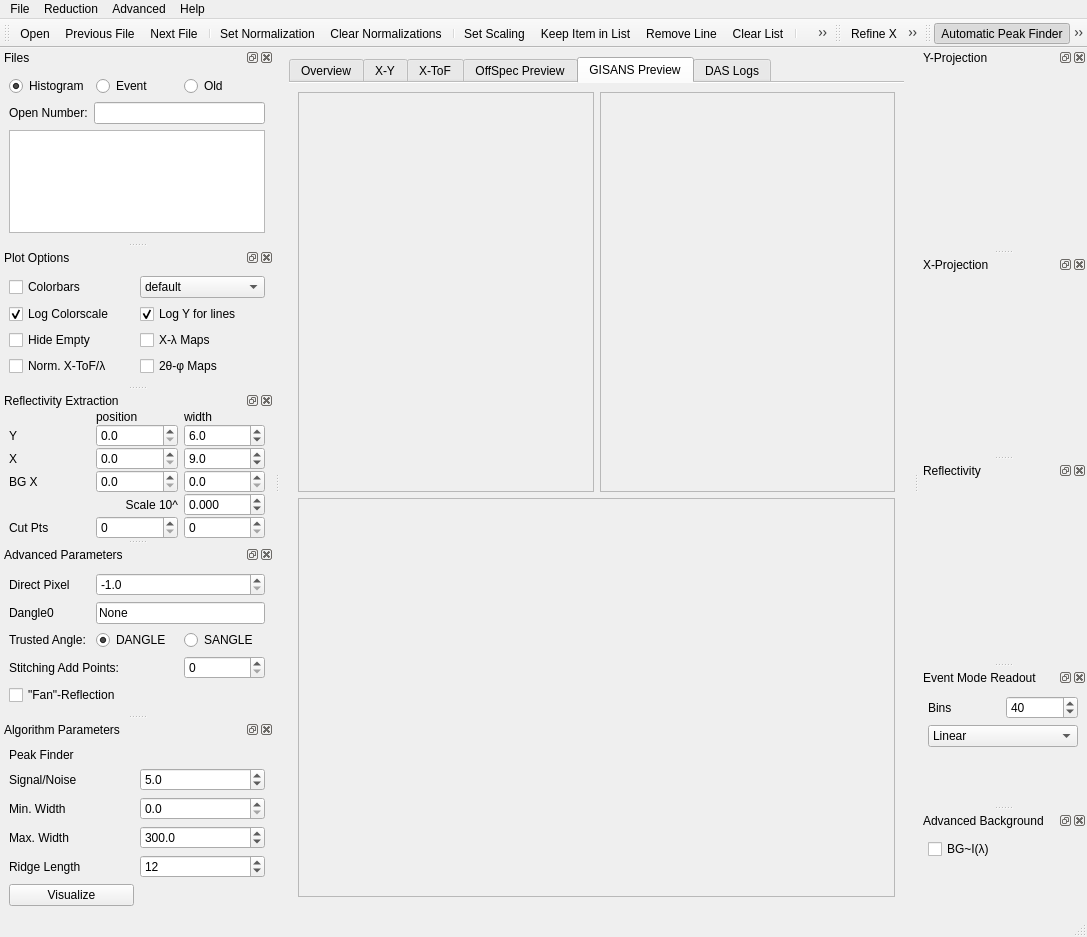
The window that designer/main_window.ui (aglavic/quicknxs) describes before a commit, drawn with Qt 5.
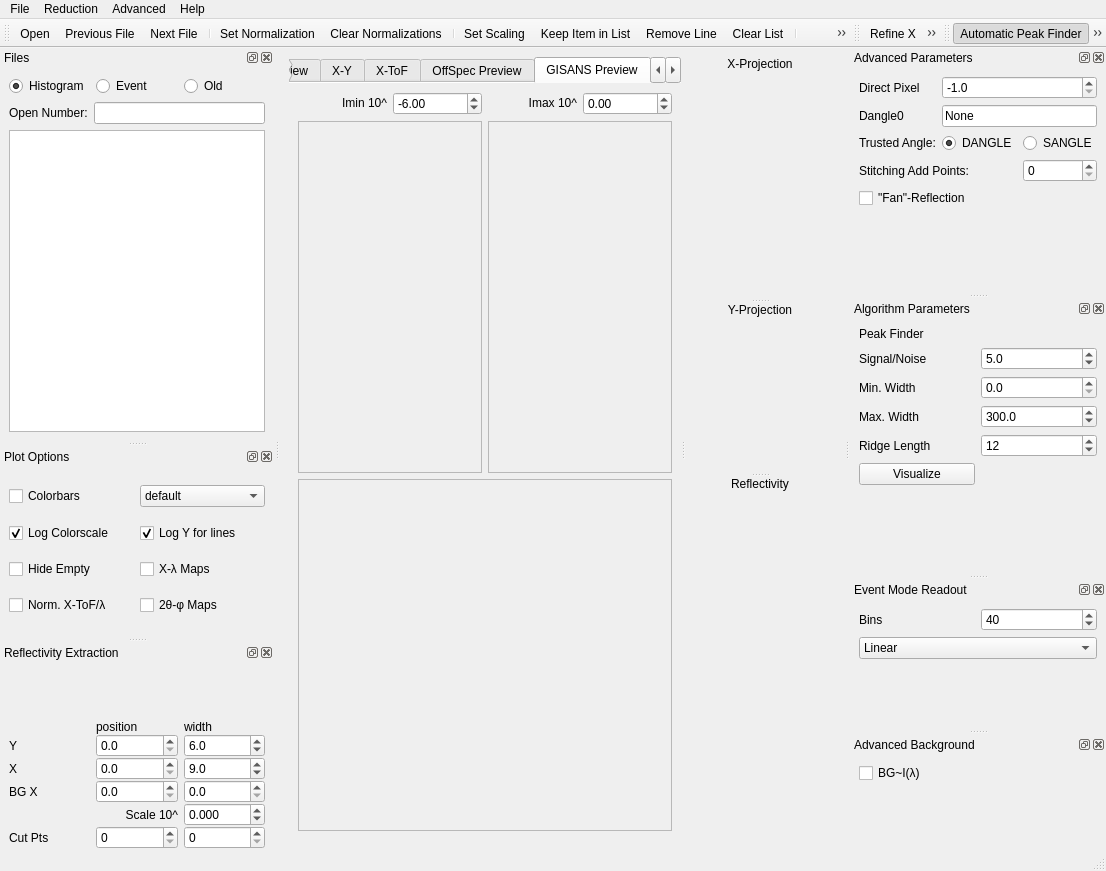
The same window after the commit. The open tabs and pages were chosen to show the change. Icons and pictures are not drawn. Custom widgets are drawn as their Qt base class.

Commit message: -GISANS color scale entry -Right plot fixed in window

The edit to the form file:
```diff
--- a/designer/main_window.ui
+++ b/designer/main_window.ui
@@ -6,8 +6,8 @@
    <rect>
     <x>0</x>
     <y>0</y>
-    <width>1087</width>
-    <height>932</height>
+    <width>1106</width>
+    <height>871</height>
    </rect>
   </property>
   <property name="windowTitle">
@@ -24,9 +24,19 @@
    <set>QMainWindow::AllowNestedDocks|QMainWindow::AllowTabbedDocks</set>
   </property>
   <widget class="QWidget" name="centralwidget">
-   <layout class="QVBoxLayout" name="verticalLayout_2">
+   <layout class="QVBoxLayout" name="verticalLayout_25">
     <item>
+     <widget class="QSplitter" name="mainSplitter">
+      <property name="orientation">
+       <enum>Qt::Horizontal</enum>
+      </property>
      <widget class="QTabWidget" name="plotTab">
+       <property name="sizePolicy">
+        <sizepolicy hsizetype="Expanding" vsizetype="Expanding">
+         <horstretch>2</horstretch>
+         <verstretch>0</verstretch>
+        </sizepolicy>
+       </property>
       <property name="currentIndex">
        <number>0</number>
       </property>
@@ -1094,8 +1104,14 @@
         <string>GISANS Preview</string>
        </attribute>
        <layout class="QGridLayout" name="gridLayout_13">
-        <item row="0" column="0">
+         <item row="1" column="0">
          <widget class="PersistentFrame" name="frame_gisans_pp">
+           <property name="sizePolicy">
+            <sizepolicy hsizetype="Preferred" vsizetype="Preferred">
+             <horstretch>0</horstretch>
+             <verstretch>1</verstretch>
+            </sizepolicy>
+           </property>
           <property name="frameShape">
            <enum>QFrame::StyledPanel</enum>
           </property>
@@ -1116,7 +1132,7 @@
           </layout>
          </widget>
         </item>
-        <item row="0" column="1">
+         <item row="1" column="1">
          <widget class="PersistentFrame" name="frame_gisans_mm">
           <property name="frameShape">
            <enum>QFrame::StyledPanel</enum>
@@ -1127,6 +1143,12 @@
           <layout class="QVBoxLayout" name="verticalLayout_21">
            <item>
             <widget class="MPLWidget" name="gisans_mm" native="true">
+              <property name="sizePolicy">
+               <sizepolicy hsizetype="Preferred" vsizetype="Preferred">
+                <horstretch>0</horstretch>
+                <verstretch>1</verstretch>
+               </sizepolicy>
+              </property>
              <property name="minimumSize">
               <size>
                <width>150</width>
@@ -1138,8 +1160,14 @@
           </layout>
          </widget>
         </item>
-        <item row="1" column="0" colspan="2">
+         <item row="2" column="0" colspan="2">
          <widget class="PersistentFrame" name="frame_gisans_sf">
+           <property name="sizePolicy">
+            <sizepolicy hsizetype="Preferred" vsizetype="Preferred">
+             <horstretch>0</horstretch>
+             <verstretch>1</verstretch>
+            </sizepolicy>
+           </property>
           <property name="frameShape">
            <enum>QFrame::StyledPanel</enum>
           </property>
@@ -1170,6 +1198,71 @@
           </layout>
          </widget>
         </item>
+         <item row="0" column="0" colspan="2">
+          <layout class="QHBoxLayout" name="horizontalLayout_14">
+           <item>
+            <widget class="QLabel" name="label_16">
+             <property name="sizePolicy">
+              <sizepolicy hsizetype="Preferred" vsizetype="Fixed">
+               <horstretch>0</horstretch>
+               <verstretch>0</verstretch>
+              </sizepolicy>
+             </property>
+             <property name="text">
+              <string>Imin 10^</string>
+             </property>
+             <property name="alignment">
+              <set>Qt::AlignRight|Qt::AlignTrailing|Qt::AlignVCenter</set>
+             </property>
+            </widget>
+           </item>
+           <item>
+            <widget class="QDoubleSpinBox" name="gisansImin">
+             <property name="minimum">
+              <double>-20.000000000000000</double>
+             </property>
+             <property name="maximum">
+              <double>2.000000000000000</double>
+             </property>
+             <property name="singleStep">
+              <double>0.250000000000000</double>
+             </property>
+             <property name="value">
+              <double>-6.000000000000000</double>
+             </property>
+            </widget>
+           </item>
+           <item>
+            <widget class="QLabel" name="label_32">
+             <property name="sizePolicy">
+              <sizepolicy hsizetype="Preferred" vsizetype="Fixed">
+               <horstretch>0</horstretch>
+               <verstretch>0</verstretch>
+              </sizepolicy>
+             </property>
+             <property name="text">
+              <string>Imax 10^</string>
+             </property>
+             <property name="alignment">
+              <set>Qt::AlignRight|Qt::AlignTrailing|Qt::AlignVCenter</set>
+             </property>
+            </widget>
+           </item>
+           <item>
+            <widget class="QDoubleSpinBox" name="gisansImax">
+             <property name="minimum">
+              <double>-20.000000000000000</double>
+             </property>
+             <property name="maximum">
+              <double>2.000000000000000</double>
+             </property>
+             <property name="singleStep">
+              <double>0.250000000000000</double>
+             </property>
+            </widget>
+           </item>
+          </layout>
+         </item>
        </layout>
       </widget>
       <widget class="QWidget" name="tab_3">
@@ -1229,6 +1322,144 @@
        </layout>
       </widget>
      </widget>
+      <widget class="QWidget" name="rightPlots" native="true">
+       <property name="sizePolicy">
+        <sizepolicy hsizetype="Expanding" vsizetype="Expanding">
+         <horstretch>1</horstretch>
+         <verstretch>0</verstretch>
+        </sizepolicy>
+       </property>
+       <layout class="QVBoxLayout" name="verticalLayout_2">
+        <item>
+         <widget class="QSplitter" name="plotSplitter">
+          <property name="orientation">
+           <enum>Qt::Vertical</enum>
+          </property>
+          <widget class="QWidget" name="widget_4" native="true">
+           <property name="sizePolicy">
+            <sizepolicy hsizetype="Preferred" vsizetype="Preferred">
+             <horstretch>0</horstretch>
+             <verstretch>2</verstretch>
+            </sizepolicy>
+           </property>
+           <layout class="QVBoxLayout" name="verticalLayout_24">
+            <item>
+             <widget class="QLabel" name="label_35">
+              <property name="sizePolicy">
+               <sizepolicy hsizetype="Preferred" vsizetype="Fixed">
+                <horstretch>0</horstretch>
+                <verstretch>0</verstretch>
+               </sizepolicy>
+              </property>
+              <property name="text">
+               <string>X-Projection</string>
+              </property>
+              <property name="alignment">
+               <set>Qt::AlignCenter</set>
+              </property>
+             </widget>
+            </item>
+            <item>
+             <widget class="MPLWidget" name="x_project" native="true">
+              <property name="sizePolicy">
+               <sizepolicy hsizetype="Preferred" vsizetype="Expanding">
+                <horstretch>0</horstretch>
+                <verstretch>0</verstretch>
+               </sizepolicy>
+              </property>
+              <property name="minimumSize">
+               <size>
+                <width>150</width>
+                <height>150</height>
+               </size>
+              </property>
+             </widget>
+            </item>
+           </layout>
+          </widget>
+          <widget class="QWidget" name="widget_2" native="true">
+           <property name="sizePolicy">
+            <sizepolicy hsizetype="Preferred" vsizetype="Preferred">
+             <horstretch>0</horstretch>
+             <verstretch>1</verstretch>
+            </sizepolicy>
+           </property>
+           <layout class="QVBoxLayout" name="verticalLayout_23">
+            <item>
+             <widget class="QLabel" name="label_34">
+              <property name="sizePolicy">
+               <sizepolicy hsizetype="Preferred" vsizetype="Fixed">
+                <horstretch>0</horstretch>
+                <verstretch>0</verstretch>
+               </sizepolicy>
+              </property>
+              <property name="text">
+               <string>Y-Projection</string>
+              </property>
+              <property name="alignment">
+               <set>Qt::AlignCenter</set>
+              </property>
+             </widget>
+            </item>
+            <item>
+             <widget class="MPLWidget" name="y_project" native="true">
+              <property name="minimumSize">
+               <size>
+                <width>150</width>
+                <height>150</height>
+               </size>
+              </property>
+             </widget>
+            </item>
+           </layout>
+          </widget>
+          <widget class="QWidget" name="widget" native="true">
+           <property name="sizePolicy">
+            <sizepolicy hsizetype="Preferred" vsizetype="Preferred">
+             <horstretch>0</horstretch>
+             <verstretch>3</verstretch>
+            </sizepolicy>
+           </property>
+           <layout class="QVBoxLayout" name="verticalLayout_22">
+            <item>
+             <widget class="QLabel" name="label_33">
+              <property name="sizePolicy">
+               <sizepolicy hsizetype="Preferred" vsizetype="Fixed">
+                <horstretch>0</horstretch>
+                <verstretch>0</verstretch>
+               </sizepolicy>
+              </property>
+              <property name="text">
+               <string>Reflectivity</string>
+              </property>
+              <property name="alignment">
+               <set>Qt::AlignCenter</set>
+              </property>
+             </widget>
+            </item>
+            <item>
+             <widget class="MPLWidget" name="refl" native="true">
+              <property name="sizePolicy">
+               <sizepolicy hsizetype="Preferred" vsizetype="Expanding">
+                <horstretch>0</horstretch>
+                <verstretch>0</verstretch>
+               </sizepolicy>
+              </property>
+              <property name="minimumSize">
+               <size>
+                <width>150</width>
+                <height>150</height>
+               </size>
+              </property>
+             </widget>
+            </item>
+           </layout>
+          </widget>
+         </widget>
+        </item>
+       </layout>
+      </widget>
+     </widget>
     </item>
    </layout>
   </widget>
@@ -1237,7 +1468,7 @@
     <rect>
      <x>0</x>
      <y>0</y>
-     <width>1087</width>
+     <width>1106</width>
      <height>21</height>
     </rect>
    </property>
@@ -1296,12 +1527,6 @@
      <verstretch>1</verstretch>
     </sizepolicy>
    </property>
-   <property name="minimumSize">
-    <size>
-     <width>262</width>
-     <height>194</height>
-    </size>
-   </property>
    <property name="windowTitle">
     <string>Files</string>
    </property>
@@ -1364,7 +1589,7 @@
        <property name="sizePolicy">
         <sizepolicy hsizetype="Expanding" vsizetype="Expanding">
          <horstretch>0</horstretch>
-         <verstretch>1</verstretch>
+         <verstretch>10</verstretch>
         </sizepolicy>
        </property>
       </widget>
@@ -1374,7 +1599,7 @@
   </widget>
   <widget class="QDockWidget" name="dockWidget_2">
    <property name="sizePolicy">
-    <sizepolicy hsizetype="Preferred" vsizetype="Fixed">
+    <sizepolicy hsizetype="Preferred" vsizetype="Minimum">
      <horstretch>0</horstretch>
      <verstretch>0</verstretch>
     </sizepolicy>
@@ -1510,10 +1735,13 @@
        <property name="orientation">
         <enum>Qt::Vertical</enum>
        </property>
+       <property name="sizeType">
+        <enum>QSizePolicy::Preferred</enum>
+       </property>
        <property name="sizeHint" stdset="0">
         <size>
          <width>20</width>
-         <height>40</height>
+         <height>0</height>
         </size>
        </property>
       </spacer>
@@ -1521,85 +1749,13 @@
     </layout>
    </widget>
   </widget>
-  <widget class="QDockWidget" name="dockWidget_3">
-   <property name="windowTitle">
-    <string>Y-Projection</string>
-   </property>
-   <attribute name="dockWidgetArea">
-    <number>2</number>
-   </attribute>
-   <widget class="QWidget" name="dockWidgetContents_3">
-    <layout class="QVBoxLayout" name="verticalLayout_6">
-     <item>
-      <widget class="MPLWidget" name="y_project" native="true">
-       <property name="minimumSize">
-        <size>
-         <width>150</width>
-         <height>150</height>
-        </size>
-       </property>
-      </widget>
-     </item>
-    </layout>
-   </widget>
-  </widget>
-  <widget class="QDockWidget" name="dockWidget_4">
-   <property name="windowTitle">
-    <string>X-Projection</string>
-   </property>
-   <attribute name="dockWidgetArea">
-    <number>2</number>
-   </attribute>
-   <widget class="QWidget" name="dockWidgetContents_5">
-    <layout class="QVBoxLayout" name="verticalLayout_9">
-     <item>
-      <widget class="MPLWidget" name="x_project" native="true">
-       <property name="sizePolicy">
-        <sizepolicy hsizetype="Preferred" vsizetype="Expanding">
-         <horstretch>0</horstretch>
-         <verstretch>0</verstretch>
-        </sizepolicy>
-       </property>
-       <property name="minimumSize">
-        <size>
-         <width>150</width>
-         <height>150</height>
-        </size>
-       </property>
-      </widget>
-     </item>
-    </layout>
-   </widget>
-  </widget>
-  <widget class="QDockWidget" name="dockWidget_5">
-   <property name="windowTitle">
-    <string>Reflectivity</string>
-   </property>
-   <attribute name="dockWidgetArea">
-    <number>2</number>
-   </attribute>
-   <widget class="QWidget" name="dockWidgetContents_6">
-    <layout class="QVBoxLayout" name="verticalLayout_10">
-     <item>
-      <widget class="MPLWidget" name="refl" native="true">
-       <property name="sizePolicy">
-        <sizepolicy hsizetype="Preferred" vsizetype="Expanding">
-         <horstretch>0</horstretch>
-         <verstretch>0</verstretch>
-        </sizepolicy>
-       </property>
-       <property name="minimumSize">
-        <size>
-         <width>150</width>
-         <height>150</height>
-        </size>
-       </property>
-      </widget>
-     </item>
-    </layout>
-   </widget>
-  </widget>
   <widget class="QDockWidget" name="dockWidget_6">
+   <property name="sizePolicy">
+    <sizepolicy hsizetype="Preferred" vsizetype="Minimum">
+     <horstretch>0</horstretch>
+     <verstretch>0</verstretch>
+    </sizepolicy>
+   </property>
    <property name="windowTitle">
     <string>Reflectivity Extraction</string>
    </property>
@@ -1725,10 +1881,13 @@
        <property name="orientation">
         <enum>Qt::Vertical</enum>
        </property>
+       <property name="sizeType">
+        <enum>QSizePolicy::Preferred</enum>
+       </property>
        <property name="sizeHint" stdset="0">
         <size>
          <width>20</width>
-         <height>40</height>
+         <height>0</height>
         </size>
        </property>
       </spacer>
@@ -1867,7 +2026,7 @@
     <string>Advanced Parameters</string>
    </property>
    <attribute name="dockWidgetArea">
-    <number>1</number>
+    <number>2</number>
    </attribute>
    <widget class="QWidget" name="dockWidgetContents_7">
     <layout class="QGridLayout" name="gridLayout_12">
@@ -2020,7 +2179,7 @@
     <string>Algorithm Parameters</string>
    </property>
    <attribute name="dockWidgetArea">
-    <number>1</number>
+    <number>2</number>
    </attribute>
    <widget class="QWidget" name="dockWidgetContents_8">
     <layout class="QGridLayout" name="gridLayout_7">
```
Left out of the diff: 176 changed lines with no effect on the pictures. Lines whose indentation alone changed are shown as unchanged. The commit also changes 8 other files.
